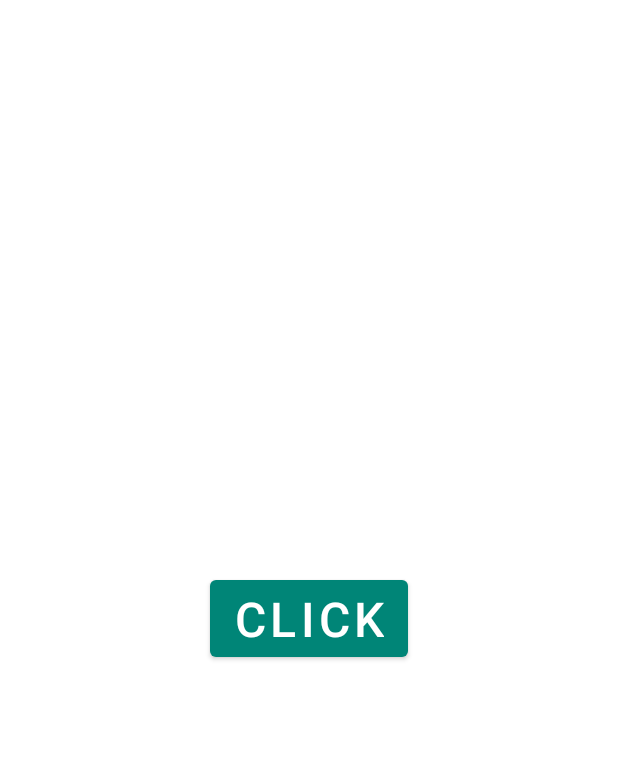
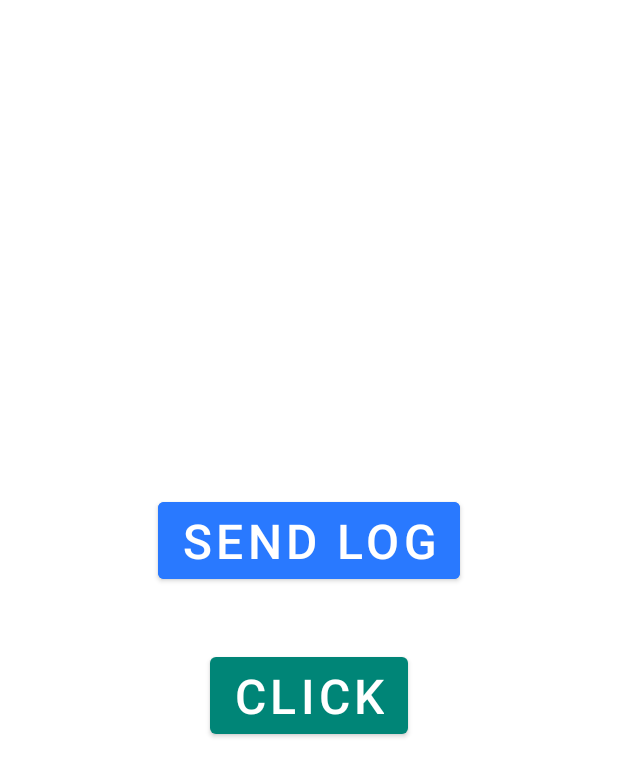
Before and after one commit to Pluu/AndroidStudio_Presentation, an Android app: the screen it shows after launch (MainActivity), after a tap on "CLICK", on a phone screen of 412 x 824 dp. Shown: the top 777 px of the screen. Run offline under Robolectric (Android 15) with nearby library versions, the phone set to English and light mode, and no system bars; pictures from the network do not load.

Commit message:
Update Log

```diff
--- a/app/src/main/java/com/example/recheckstudiosetting/MainActivity.kt
+++ b/app/src/main/java/com/example/recheckstudiosetting/MainActivity.kt
@@ -1,6 +1,7 @@
 package com.example.recheckstudiosetting
 
 import android.os.Bundle
+import android.util.Log
 import android.widget.Toast
 import androidx.activity.viewModels
 import androidx.appcompat.app.AppCompatActivity
@@ -21,6 +22,9 @@ class MainActivity : AppCompatActivity() {
     }
 
     private fun setUpViews() {
+        binding.btnSendLog.setOnClickListener {
+            Log.d("SAMPLE", ">> " + (0..10).random().toString())
+        }
         binding.btnSample.setOnClickListener {
             viewModel.load()
         }
--- a/app/src/main/java/com/example/recheckstudiosetting/MainViewModel.kt
+++ b/app/src/main/java/com/example/recheckstudiosetting/MainViewModel.kt
@@ -1,5 +1,6 @@
 package com.example.recheckstudiosetting
 
+import android.util.Log
 import androidx.lifecycle.LiveData
 import androidx.lifecycle.MutableLiveData
 import androidx.lifecycle.ViewModel
@@ -13,8 +14,10 @@ class MainViewModel : ViewModel() {
 
     fun load() {
         viewModelScope.launch {
+            Log.d("MainViewModel", "Start Load")
             delay(1_000)
             _sampleData.value = true
+            Log.d("MainViewModel", "End Load")
         }
     }
 }
--- a/app/src/main/res/layout/activity_main.xml
+++ b/app/src/main/res/layout/activity_main.xml
@@ -7,14 +7,28 @@
     tools:context=".MainActivity">
 
     <Button
+        android:id="@+id/btnSendLog"
+        android:layout_width="wrap_content"
+        android:layout_height="wrap_content"
+        android:text="Send Log"
+        android:textSize="32sp"
+        android:backgroundTint="#2979FF"
+        app:layout_constraintBottom_toTopOf="@id/btnSample"
+        app:layout_constraintEnd_toEndOf="parent"
+        app:layout_constraintStart_toStartOf="parent"
+        app:layout_constraintTop_toTopOf="parent"
+        app:layout_constraintVertical_chainStyle="packed" />
+
+    <Button
         android:id="@+id/btnSample"
         android:layout_width="wrap_content"
         android:layout_height="wrap_content"
+        android:layout_marginTop="40dp"
         android:text="Click"
         android:textSize="32sp"
         app:layout_constraintBottom_toBottomOf="parent"
         app:layout_constraintEnd_toEndOf="parent"
         app:layout_constraintStart_toStartOf="parent"
-        app:layout_constraintTop_toTopOf="parent" />
+        app:layout_constraintTop_toBottomOf="@id/btnSendLog" />
 
 </androidx.constraintlayout.widget.ConstraintLayout>
```
